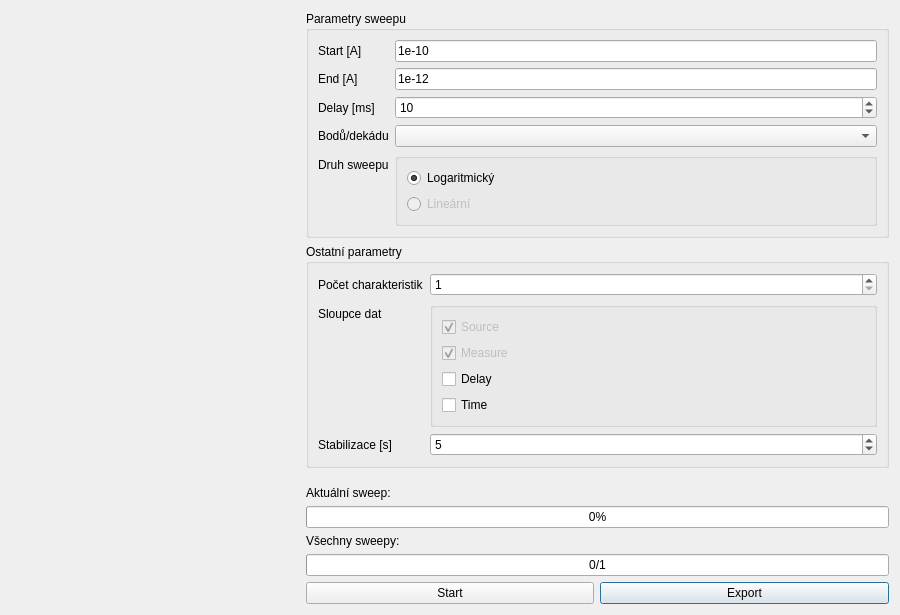
This is sweeper/gui.ui in roesel/k237 as Qt 5 draws it before an edit. The edited form follows.
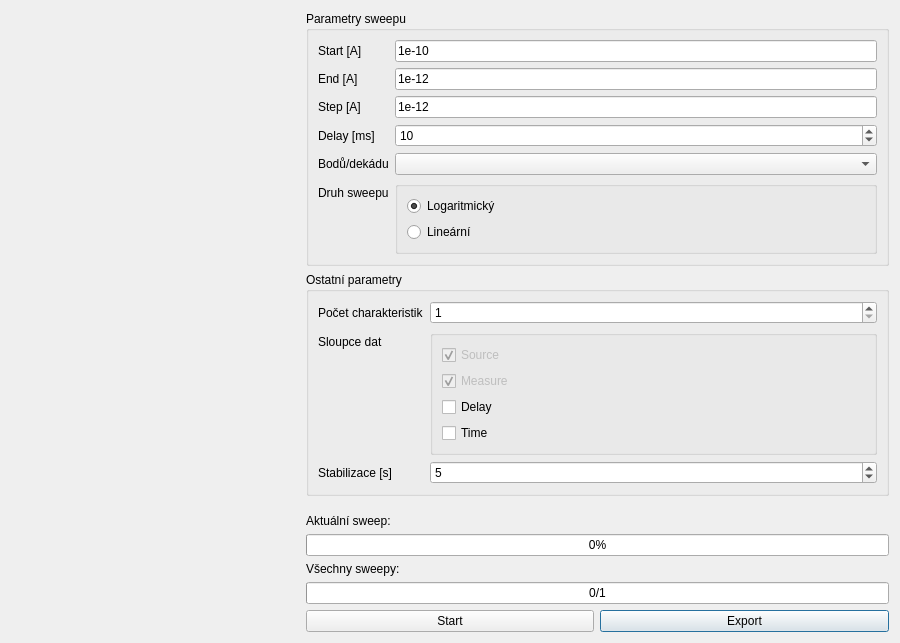
This is the edited form.

Commit message:
added linear sweep option, UI lockout, UE exclusions
+ minor TODO

Patch:
```diff
--- a/sweeper/gui.ui
+++ b/sweeper/gui.ui
@@ -7,7 +7,7 @@
     <x>0</x>
     <y>0</y>
     <width>900</width>
-    <height>511</height>
+    <height>571</height>
    </rect>
   </property>
   <property name="minimumSize">
@@ -98,14 +98,14 @@
         </property>
        </widget>
       </item>
-      <item row="2" column="0">
+      <item row="3" column="0">
        <widget class="QLabel" name="label_5">
         <property name="text">
          <string>Delay [ms]</string>
         </property>
        </widget>
       </item>
-      <item row="2" column="1">
+      <item row="3" column="1">
        <widget class="QSpinBox" name="delaySpinBox">
         <property name="maximum">
          <number>65000</number>
@@ -115,24 +115,24 @@
         </property>
        </widget>
       </item>
-      <item row="3" column="0">
+      <item row="4" column="0">
        <widget class="QLabel" name="label_6">
         <property name="text">
          <string>Bodů/dekádu</string>
         </property>
        </widget>
       </item>
-      <item row="3" column="1">
+      <item row="4" column="1">
        <widget class="QComboBox" name="decadeComboBox"/>
       </item>
-      <item row="4" column="0">
+      <item row="5" column="0">
        <widget class="QLabel" name="label">
         <property name="text">
          <string>Druh sweepu</string>
         </property>
        </widget>
       </item>
-      <item row="4" column="1">
+      <item row="5" column="1">
        <widget class="QGroupBox" name="groupBox_4">
         <property name="title">
          <string/>
@@ -151,7 +151,7 @@
          <item>
           <widget class="QRadioButton" name="radioButton">
            <property name="enabled">
-            <bool>false</bool>
+            <bool>true</bool>
            </property>
            <property name="text">
             <string>Lineární</string>
@@ -161,6 +161,20 @@
         </layout>
        </widget>
       </item>
+      <item row="2" column="0">
+       <widget class="QLabel" name="label_11">
+        <property name="text">
+         <string>Step [A]</string>
+        </property>
+       </widget>
+      </item>
+      <item row="2" column="1">
+       <widget class="QLineEdit" name="stepEdit">
+        <property name="text">
+         <string>1e-12</string>
+        </property>
+       </widget>
+      </item>
      </layout>
     </widget>
    </item>
```
Left out of the diff: 2 changed lines with no effect on the pictures. The commit also changes 3 other files.
